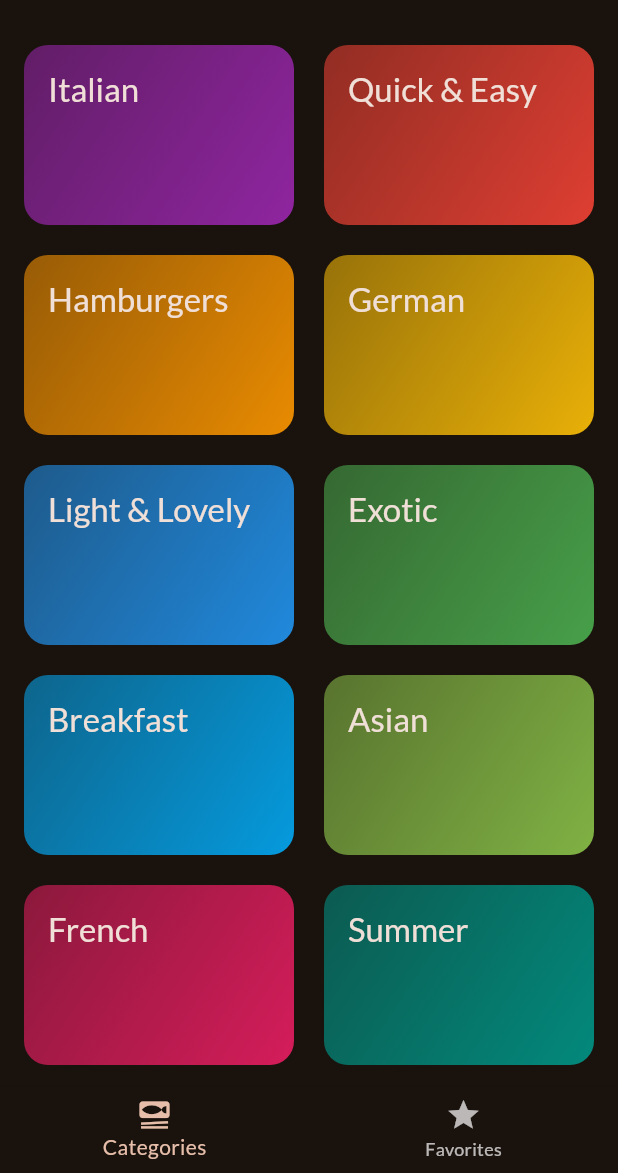
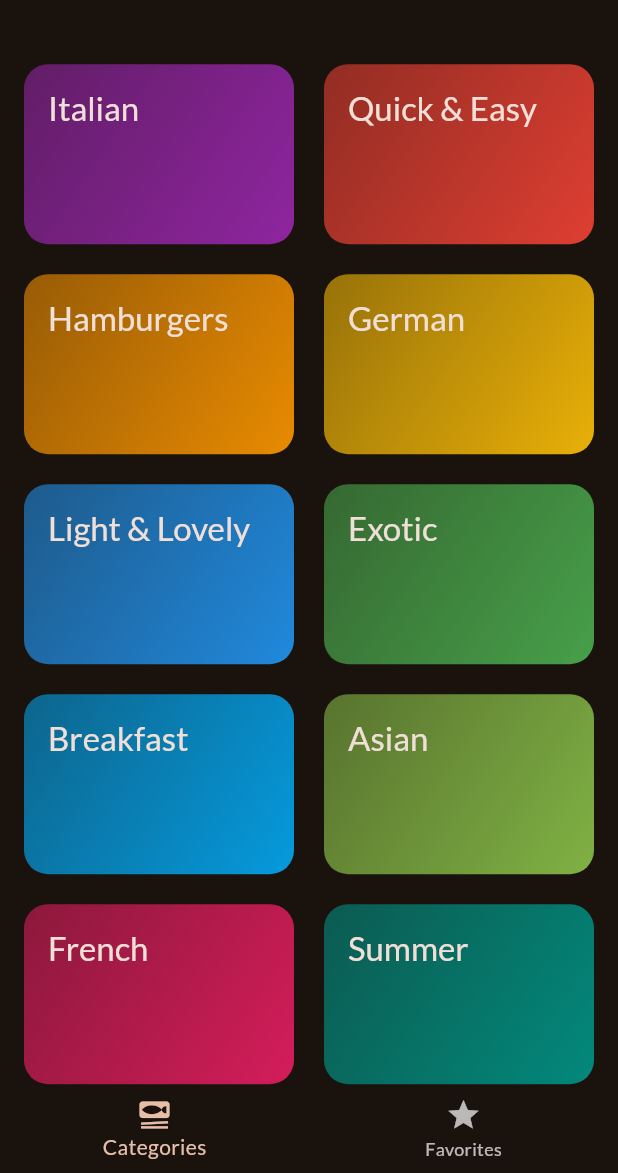
Before and after one commit to holy-script/meals, a Flutter app: the first screen one second after launch, on a phone screen of 412 x 824 dp, the part 63-1236 px from its top. Run offline on Flutter 3.47's test engine with Material 3 defaults, Android fonts, the phone set to English and light mode, and no system bars; our stand-ins replace flutter_riverpod, google_fonts, transparent_image.

```diff
--- a/lib/screens/categories.dart
+++ b/lib/screens/categories.dart
@@ -24,7 +24,7 @@ class _CategoriesScreenState extends State<CategoriesScreen>
 
     _animationController = AnimationController(
       vsync: this,
-      duration: Duration(milliseconds: 300),
+      duration: Duration(milliseconds: 1000),
       lowerBound: 0,
       upperBound: 1,
     );
@@ -75,9 +75,12 @@ class _CategoriesScreenState extends State<CategoriesScreen>
         ],
       ),
       builder:
-          (context, child) => Padding(
-            padding: EdgeInsets.only(
-              top: 100 - _animationController.value * 100,
+          (context, child) => SlideTransition(
+            position: Tween(begin: Offset(0, 0.3), end: Offset(0, 0)).animate(
+              CurvedAnimation(
+                parent: _animationController,
+                curve: Curves.bounceOut,
+              ),
             ),
             child: child,
           ),
```
